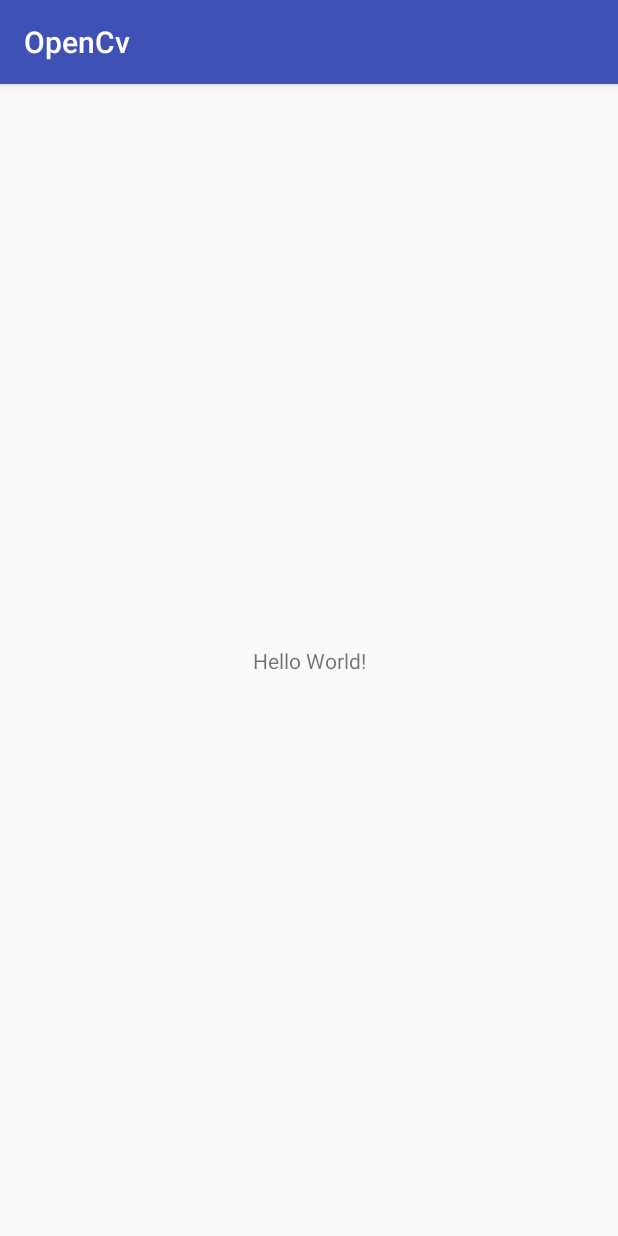
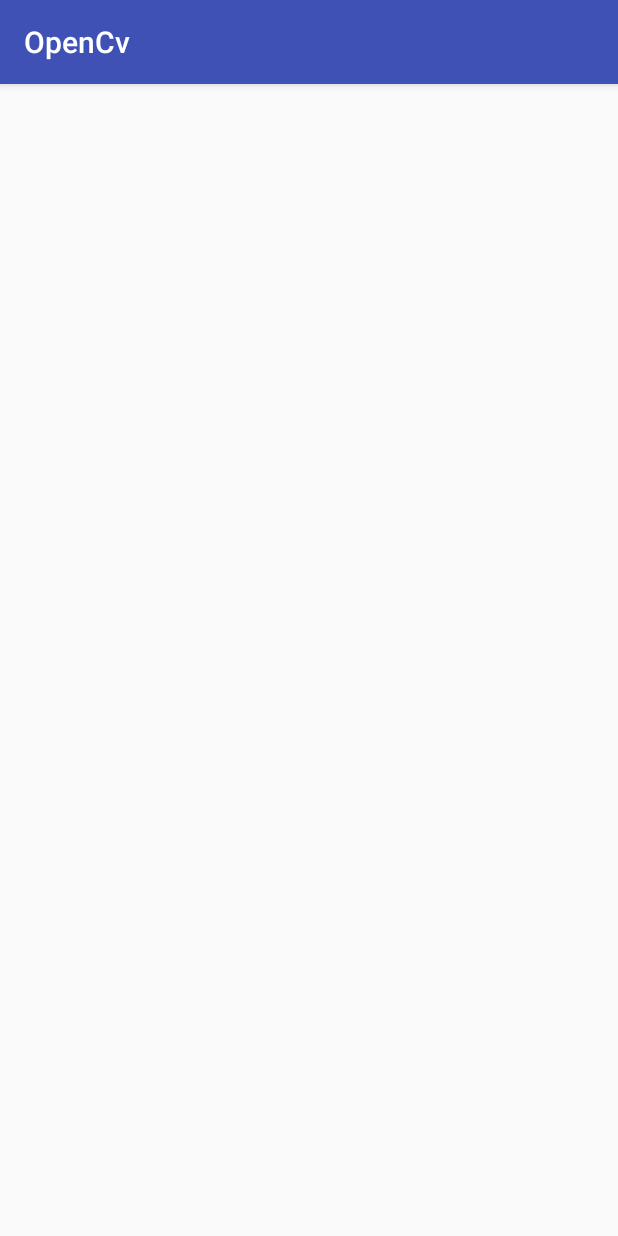
Before and after one commit to hty527/OpenCvDemo, an Android app: the screen it shows after launch (MainActivity), on a phone screen of 412 x 824 dp. Run offline under Robolectric (Android 15) with nearby library versions, the phone set to English and light mode, and no system bars.

Commit message:
更新了开发日志

```diff
--- a/app/build.gradle
+++ b/app/build.gradle
@@ -19,7 +19,7 @@ android {
 }
 
 dependencies {
-    implementation fileTree(dir: 'libs', include: ['*.jar'])
+    implementation fileTree(include: ['*.jar'], dir: 'libs')
     implementation 'com.android.support:appcompat-v7:28.0.0'
     implementation 'com.android.support.constraint:constraint-layout:1.1.3'
     testImplementation 'junit:junit:4.12'
--- a/app/src/main/java/com/dfyx/opencv/MainActivity.java
+++ b/app/src/main/java/com/dfyx/opencv/MainActivity.java
@@ -2,12 +2,18 @@ package com.dfyx.opencv;
 
 import android.support.v7.app.AppCompatActivity;
 import android.os.Bundle;
+import android.view.WindowManager;
 
 public class MainActivity extends AppCompatActivity {
 
     @Override
     protected void onCreate(Bundle savedInstanceState) {
         super.onCreate(savedInstanceState);
+        getWindow().addFlags(WindowManager.LayoutParams.FLAG_KEEP_SCREEN_ON);
         setContentView(R.layout.activity_main);
+
+
     }
+
+
 }
--- a/app/src/main/res/layout/activity_main.xml
+++ b/app/src/main/res/layout/activity_main.xml
@@ -1,18 +1,8 @@
-<?xml version="1.0" encoding="utf-8"?>
-<android.support.constraint.ConstraintLayout xmlns:android="http://schemas.android.com/apk/res/android"
-    xmlns:app="http://schemas.android.com/apk/res-auto"
-    xmlns:tools="http://schemas.android.com/tools"
+<LinearLayout xmlns:android="http://schemas.android.com/apk/res/android"
+    xmlns:opencv="http://schemas.android.com/apk/res-auto"
     android:layout_width="match_parent"
-    android:layout_height="match_parent"
-    tools:context="com.dfyx.opencv.MainActivity">
+    android:layout_height="match_parent">
 
-    <TextView
-        android:layout_width="wrap_content"
-        android:layout_height="wrap_content"
-        android:text="Hello World!"
-        app:layout_constraintBottom_toBottomOf="parent"
-        app:layout_constraintLeft_toLeftOf="parent"
-        app:layout_constraintRight_toRightOf="parent"
-        app:layout_constraintTop_toTopOf="parent" />
 
-</android.support.constraint.ConstraintLayout>
+
+</LinearLayout>
--- a/build.gradle
+++ b/build.gradle
@@ -5,11 +5,10 @@ buildscript {
     repositories {
         google()
         jcenter()
+
     }
     dependencies {
         classpath 'com.android.tools.build:gradle:3.0.1'
-
-
         // NOTE: Do not place your application dependencies here; they belong
         // in the individual module build.gradle files
     }
```
Also changed, not shown: app/src/main/AndroidManifest.xml (+16 -0 lines), 1 other file.
